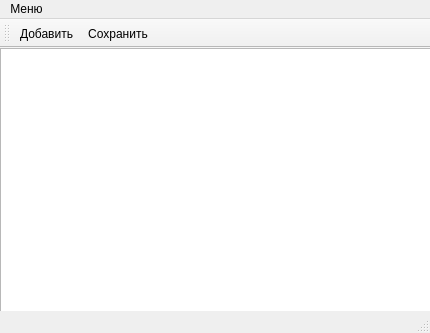
Old version of the form Teatr/list.ui in the repository Shnayder102/teatr.
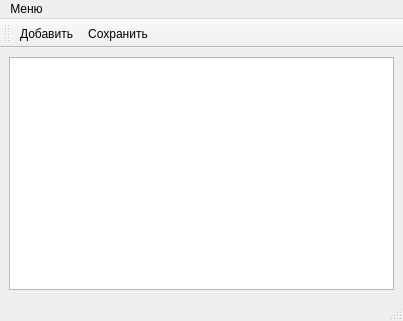
New version of the form. Icons and pictures are not drawn.

```diff
--- a/Teatr/list.ui
+++ b/Teatr/list.ui
@@ -6,31 +6,30 @@
    <rect>
     <x>0</x>
     <y>0</y>
-    <width>430</width>
-    <height>333</height>
+    <width>403</width>
+    <height>321</height>
    </rect>
   </property>
   <property name="windowTitle">
    <string>MainWindow</string>
   </property>
   <widget class="QWidget" name="centralwidget">
+   <layout class="QGridLayout" name="gridLayout_2">
+    <item row="0" column="0">
    <widget class="QTableView" name="tableView">
-    <property name="geometry">
-     <rect>
-      <x>0</x>
-      <y>0</y>
-      <width>431</width>
-      <height>281</height>
-     </rect>
-    </property>
-   </widget>
+      <property name="autoFillBackground">
+       <bool>false</bool>
+      </property>
+     </widget>
+    </item>
+   </layout>
   </widget>
   <widget class="QMenuBar" name="menubar">
    <property name="geometry">
     <rect>
      <x>0</x>
      <y>0</y>
-     <width>430</width>
+     <width>403</width>
      <height>21</height>
     </rect>
    </property>
```
Lines whose indentation alone changed are shown as unchanged.
